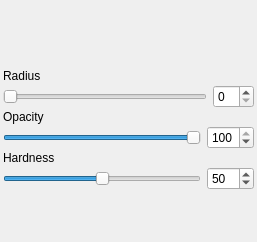
First picture: the form in src/client/ui/simplesettings.ui, repository drawpile/Drawpile, before the edit.
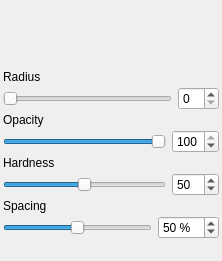
Second picture: the form after the edit. Custom widgets are drawn as their Qt base class.

Commit message: support for brush dab spacing

```diff
--- a/src/client/ui/simplesettings.ui
+++ b/src/client/ui/simplesettings.ui
@@ -5,8 +5,8 @@
    <rect>
     <x>0</x>
     <y>0</y>
-    <width>257</width>
-    <height>242</height>
+    <width>222</width>
+    <height>261</height>
    </rect>
   </property>
   <property name="windowTitle" >
@@ -17,7 +17,7 @@
     <number>3</number>
    </property>
    <property name="spacing" >
-    <number>2</number>
+    <number>3</number>
    </property>
    <item>
     <widget class="BrushPreview" name="preview" >
@@ -175,6 +175,55 @@
      </item>
     </layout>
    </item>
+   <item>
+    <widget class="QLabel" name="label_4" >
+     <property name="text" >
+      <string>Spacing</string>
+     </property>
+    </widget>
+   </item>
+   <item>
+    <layout class="QHBoxLayout" >
+     <property name="margin" >
+      <number>0</number>
+     </property>
+     <property name="spacing" >
+      <number>6</number>
+     </property>
+     <item>
+      <widget class="QSlider" name="brushspacing" >
+       <property name="minimum" >
+        <number>0</number>
+       </property>
+       <property name="maximum" >
+        <number>100</number>
+       </property>
+       <property name="value" >
+        <number>50</number>
+       </property>
+       <property name="orientation" >
+        <enum>Qt::Horizontal</enum>
+       </property>
+      </widget>
+     </item>
+     <item>
+      <widget class="QSpinBox" name="brushspacingbox" >
+       <property name="suffix" >
+        <string> %</string>
+       </property>
+       <property name="maximum" >
+        <number>100</number>
+       </property>
+       <property name="minimum" >
+        <number>0</number>
+       </property>
+       <property name="value" >
+        <number>50</number>
+       </property>
+      </widget>
+     </item>
+    </layout>
+   </item>
    <item>
     <spacer>
      <property name="orientation" >
@@ -183,7 +232,7 @@
      <property name="sizeHint" >
       <size>
        <width>20</width>
-       <height>40</height>
+       <height>5</height>
       </size>
      </property>
     </spacer>
```
Left out of the diff: 88 changed lines with no effect on the pictures. The commit also changes 10 other files.
